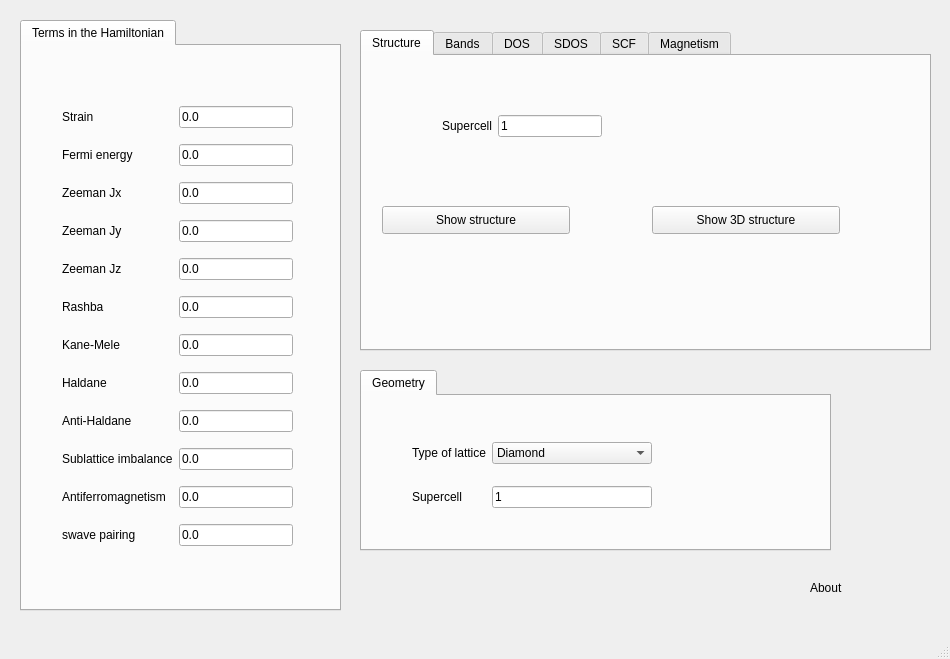
Before: the Qt Designer form development/interface-pyqt/3d/interface.ui in joselado/quantum-honeycomp, drawn with Qt 5.
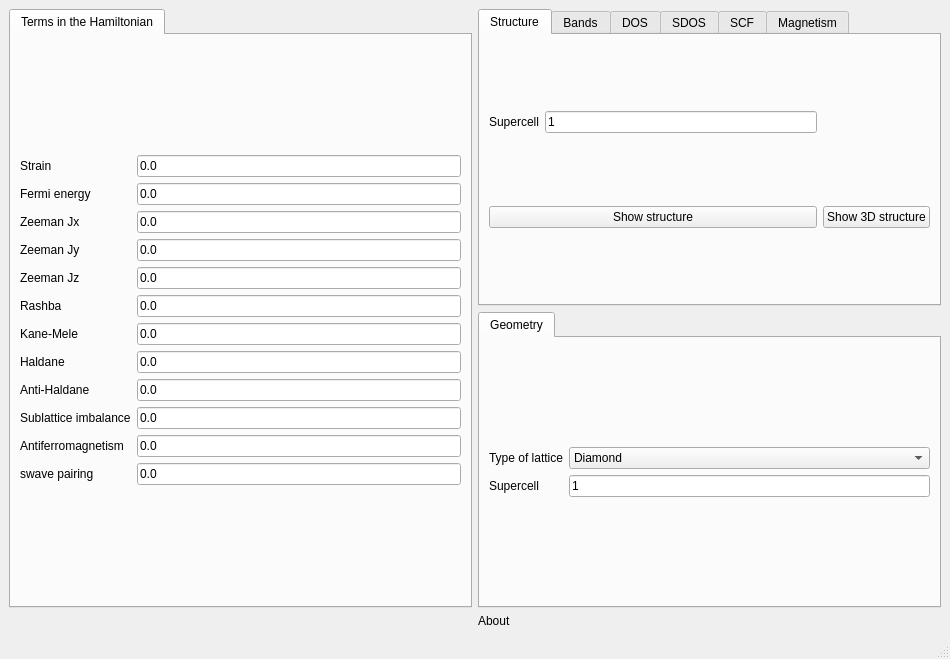
After: the same form once the commit is applied. The open tabs and pages were chosen to show the change.

What changed in the file:
```diff
--- a/development/interface-pyqt/3d/interface.ui
+++ b/development/interface-pyqt/3d/interface.ui
@@ -14,94 +14,9 @@
    <string>3D crystals</string>
   </property>
   <widget class="QWidget" name="centralwidget">
-   <widget class="QTabWidget" name="tabWidget">
-    <property name="geometry">
-     <rect>
-      <x>360</x>
-      <y>370</y>
-      <width>471</width>
-      <height>181</height>
-     </rect>
-    </property>
-    <property name="currentIndex">
-     <number>0</number>
-    </property>
-    <property name="documentMode">
-     <bool>false</bool>
-    </property>
-    <property name="tabsClosable">
-     <bool>false</bool>
-    </property>
-    <property name="movable">
-     <bool>false</bool>
-    </property>
-    <widget class="QWidget" name="tab_2">
-     <attribute name="title">
-      <string>Geometry</string>
-     </attribute>
-     <widget class="QWidget" name="gridLayoutWidget_4">
-      <property name="geometry">
-       <rect>
-        <x>50</x>
-        <y>30</y>
-        <width>240</width>
-        <height>100</height>
-       </rect>
-      </property>
-      <layout class="QGridLayout" name="gridLayout_4">
-       <item row="1" column="1">
-        <widget class="QLineEdit" name="nsuper">
-         <property name="text">
-          <string>1</string>
-         </property>
-        </widget>
-       </item>
-       <item row="1" column="0">
-        <widget class="QLabel" name="label_6">
-         <property name="text">
-          <string>Supercell</string>
-         </property>
-        </widget>
-       </item>
-       <item row="0" column="0">
-        <widget class="QLabel" name="label_8">
-         <property name="text">
-          <string>Type of lattice</string>
-         </property>
-        </widget>
-       </item>
-       <item row="0" column="1">
-        <widget class="QComboBox" name="lattice">
-         <item>
-          <property name="text">
-           <string>Diamond</string>
-          </property>
-         </item>
-         <item>
-          <property name="text">
-           <string>Cubic</string>
-          </property>
-         </item>
-         <item>
-          <property name="text">
-           <string>Pyrochlore</string>
-          </property>
-         </item>
-        </widget>
-       </item>
-      </layout>
-     </widget>
-    </widget>
-   </widget>
+   <layout class="QGridLayout" name="gridLayout_6">
+    <item row="0" column="0" rowspan="2">
    <widget class="QTabWidget" name="tabWidget_2">
-    <property name="geometry">
-     <rect>
-      <x>20</x>
-      <y>20</y>
-      <width>321</width>
-      <height>591</height>
-     </rect>
-    </property>
     <property name="currentIndex">
      <number>0</number>
     </property>
@@ -109,15 +24,8 @@
      <attribute name="title">
       <string>Terms in the Hamiltonian</string>
      </attribute>
-     <widget class="QWidget" name="gridLayoutWidget">
-      <property name="geometry">
-       <rect>
-        <x>40</x>
-        <y>50</y>
-        <width>231</width>
-        <height>464</height>
-       </rect>
-      </property>
+       <layout class="QGridLayout" name="gridLayout_7">
+        <item row="0" column="0">
       <layout class="QGridLayout" name="gridLayout">
        <item row="1" column="1">
         <widget class="QLineEdit" name="fermi">
@@ -291,47 +199,22 @@
         </widget>
        </item>
       </layout>
-     </widget>
-    </widget>
-   </widget>
+        </item>
+       </layout>
+      </widget>
+     </widget>
+    </item>
+    <item row="0" column="1">
    <widget class="QTabWidget" name="tabWidget_3">
-    <property name="geometry">
-     <rect>
-      <x>360</x>
-      <y>30</y>
-      <width>571</width>
-      <height>321</height>
-     </rect>
-    </property>
     <property name="currentIndex">
-     <number>0</number>
+       <number>4</number>
     </property>
     <widget class="QWidget" name="tab_4">
      <attribute name="title">
       <string>Structure</string>
      </attribute>
-     <widget class="QPushButton" name="show_structure">
-      <property name="geometry">
-       <rect>
-        <x>20</x>
-        <y>150</y>
-        <width>188</width>
-        <height>28</height>
-       </rect>
-      </property>
-      <property name="text">
-       <string>Show structure</string>
-      </property>
-     </widget>
-     <widget class="QWidget" name="gridLayoutWidget_3">
-      <property name="geometry">
-       <rect>
-        <x>80</x>
-        <y>30</y>
-        <width>160</width>
-        <height>80</height>
-       </rect>
-      </property>
+       <layout class="QGridLayout" name="gridLayout_11">
+        <item row="0" column="0">
       <layout class="QGridLayout" name="gridLayout_3">
        <item row="0" column="0">
         <widget class="QLabel" name="label_7">
@@ -348,47 +231,36 @@
         </widget>
        </item>
       </layout>
-     </widget>
+        </item>
+        <item row="1" column="0">
+         <widget class="QPushButton" name="show_structure">
+          <property name="text">
+           <string>Show structure</string>
+          </property>
+         </widget>
+        </item>
+        <item row="1" column="1">
      <widget class="QPushButton" name="show_structure_3d">
-      <property name="geometry">
-       <rect>
-        <x>290</x>
-        <y>150</y>
-        <width>188</width>
-        <height>28</height>
-       </rect>
-      </property>
       <property name="text">
        <string>Show 3D structure</string>
       </property>
      </widget>
+        </item>
+       </layout>
     </widget>
     <widget class="QWidget" name="tab_5">
      <attribute name="title">
       <string>Bands</string>
      </attribute>
+       <layout class="QGridLayout" name="gridLayout_8">
+        <item row="0" column="0">
      <widget class="QPushButton" name="show_bands">
-      <property name="geometry">
-       <rect>
-        <x>20</x>
-        <y>30</y>
-        <width>188</width>
-        <height>28</height>
-       </rect>
-      </property>
       <property name="text">
        <string>Band structure</string>
       </property>
      </widget>
-     <widget class="QWidget" name="gridLayoutWidget_2">
-      <property name="geometry">
-       <rect>
-        <x>30</x>
-        <y>70</y>
-        <width>271</width>
-        <height>121</height>
-       </rect>
-      </property>
+        </item>
+        <item row="1" column="0">
       <layout class="QGridLayout" name="gridLayout_2">
        <item row="1" column="1">
         <widget class="QLineEdit" name="nk_bands">
@@ -454,34 +326,22 @@
         </widget>
        </item>
       </layout>
-     </widget>
+        </item>
+       </layout>
     </widget>
     <widget class="QWidget" name="tab_6">
      <attribute name="title">
       <string>DOS</string>
      </attribute>
+       <layout class="QGridLayout" name="gridLayout_13">
+        <item row="0" column="0">
      <widget class="QPushButton" name="show_dos">
-      <property name="geometry">
-       <rect>
-        <x>50</x>
-        <y>40</y>
-        <width>188</width>
-        <height>28</height>
-       </rect>
-      </property>
       <property name="text">
        <string>Density of states</string>
       </property>
      </widget>
-     <widget class="QWidget" name="gridLayoutWidget_5">
-      <property name="geometry">
-       <rect>
-        <x>60</x>
-        <y>87</y>
-        <width>211</width>
-        <height>101</height>
-       </rect>
-      </property>
+        </item>
+        <item row="1" column="0">
       <layout class="QGridLayout" name="gridLayout_5">
        <item row="0" column="0">
         <widget class="QLabel" name="label_16">
@@ -526,21 +386,15 @@
         </widget>
        </item>
       </layout>
-     </widget>
+        </item>
+       </layout>
     </widget>
     <widget class="QWidget" name="tab">
      <attribute name="title">
       <string>SDOS</string>
      </attribute>
-     <widget class="QWidget" name="gridLayoutWidget_9">
-      <property name="geometry">
-       <rect>
-        <x>40</x>
-        <y>40</y>
-        <width>201</width>
-        <height>80</height>
-       </rect>
-      </property>
+       <layout class="QGridLayout" name="gridLayout_14">
+        <item row="0" column="0">
       <layout class="QGridLayout" name="gridLayout_9">
        <item row="0" column="1">
         <widget class="QLineEdit" name="ewindow_kdos">
@@ -571,34 +425,23 @@
         </widget>
        </item>
       </layout>
-     </widget>
+        </item>
+        <item row="1" column="0">
      <widget class="QPushButton" name="show_kdos">
-      <property name="geometry">
-       <rect>
-        <x>50</x>
-        <y>150</y>
-        <width>171</width>
-        <height>28</height>
-       </rect>
-      </property>
       <property name="text">
        <string>Show Surface DOS</string>
       </property>
      </widget>
+        </item>
+       </layout>
     </widget>
     <widget class="QWidget" name="tab_8">
      <attribute name="title">
       <string>SCF</string>
      </attribute>
+       <layout class="QGridLayout" name="gridLayout_15">
+        <item row="0" column="0">
      <widget class="QTabWidget" name="tabWidget_4">
-      <property name="geometry">
-       <rect>
-        <x>20</x>
-        <y>20</y>
-        <width>521</width>
-        <height>251</height>
-       </rect>
-      </property>
       <property name="currentIndex">
        <number>0</number>
       </property>
@@ -759,35 +602,94 @@
        </widget>
       </widget>
      </widget>
+        </item>
+       </layout>
     </widget>
     <widget class="QWidget" name="tab_13">
      <attribute name="title">
       <string>Magnetism</string>
      </attribute>
+       <layout class="QGridLayout" name="gridLayout_16">
+        <item row="0" column="0">
      <widget class="QPushButton" name="show_magnetism">
-      <property name="geometry">
-       <rect>
-        <x>190</x>
-        <y>120</y>
-        <width>191</width>
-        <height>27</height>
-       </rect>
-      </property>
       <property name="text">
        <string>Show magnetism</string>
       </property>
      </widget>
-    </widget>
-   </widget>
+        </item>
+       </layout>
+      </widget>
+     </widget>
+    </item>
+    <item row="1" column="1">
+     <widget class="QTabWidget" name="tabWidget">
+      <property name="currentIndex">
+       <number>0</number>
+      </property>
+      <property name="documentMode">
+       <bool>false</bool>
+      </property>
+      <property name="tabsClosable">
+       <bool>false</bool>
+      </property>
+      <property name="movable">
+       <bool>false</bool>
+      </property>
+      <widget class="QWidget" name="tab_2">
+       <attribute name="title">
+        <string>Geometry</string>
+       </attribute>
+       <layout class="QGridLayout" name="gridLayout_17">
+        <item row="0" column="0">
+         <layout class="QGridLayout" name="gridLayout_4">
+          <item row="1" column="1">
+           <widget class="QLineEdit" name="nsuper">
+            <property name="text">
+             <string>1</string>
+            </property>
+           </widget>
+          </item>
+          <item row="1" column="0">
+           <widget class="QLabel" name="label_6">
+            <property name="text">
+             <string>Supercell</string>
+            </property>
+           </widget>
+          </item>
+          <item row="0" column="0">
+           <widget class="QLabel" name="label_8">
+            <property name="text">
+             <string>Type of lattice</string>
+            </property>
+           </widget>
+          </item>
+          <item row="0" column="1">
+           <widget class="QComboBox" name="lattice">
+            <item>
+             <property name="text">
+              <string>Diamond</string>
+             </property>
+            </item>
+            <item>
+             <property name="text">
+              <string>Cubic</string>
+             </property>
+            </item>
+            <item>
+             <property name="text">
+              <string>Pyrochlore</string>
+             </property>
+            </item>
+           </widget>
+          </item>
+         </layout>
+        </item>
+       </layout>
+      </widget>
+     </widget>
+    </item>
+    <item row="2" column="1">
    <widget class="QLabel" name="label_46">
-    <property name="geometry">
-     <rect>
-      <x>810</x>
-      <y>578</y>
-      <width>51</width>
-      <height>20</height>
-     </rect>
-    </property>
     <property name="toolTip">
      <string>This module allows to compute heterostructures consisting of two different films. You have to specify the parameters of the two films</string>
     </property>
@@ -795,6 +697,8 @@
      <string>About</string>
     </property>
    </widget>
+    </item>
+   </layout>
   </widget>
   <widget class="QMenuBar" name="menubar">
    <property name="geometry">
```
Lines whose indentation alone changed are shown as unchanged.
